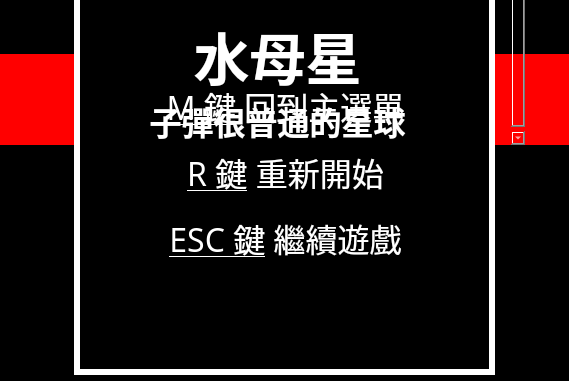
alvin5716/Shooting-Game-Space-Defender, file mainwindow.ui: the form before one commit; both pictures show x 184 to 753 and y 357 to 738 of the 1206 by 962 pixel window.
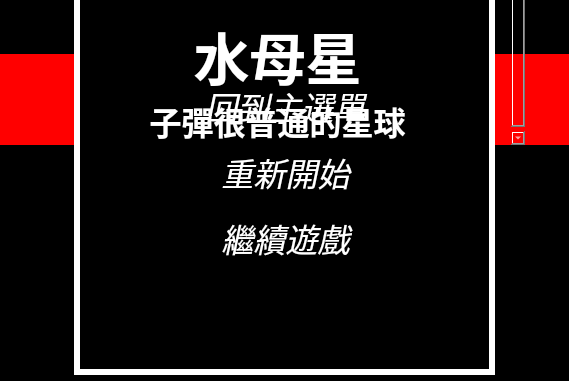
The form after the commit. The open tabs and pages were chosen to show the change. Icons and pictures are not drawn. Custom widgets are drawn as their Qt base class.

Commit message:
key control buttons
-keycontrolbutton has sounds now
-mark of keycontrol buttons flashes now
-mark of keycontrol buttons is static  member now
-debug: enemy4_pink doesn't have hit sound
-endlist buttons are able to controled by keys now

The edit to the form file:
```diff
--- a/mainwindow.ui
+++ b/mainwindow.ui
@@ -856,11 +856,89 @@
 p, li { white-space: pre-wrap; }
 &lt;/style&gt;&lt;/head&gt;&lt;body style=&quot; font-family:'Abyssinica SIL'; font-size:12pt; font-weight:600; font-style:normal;&quot;&gt;
 &lt;p align=&quot;center&quot; style=&quot; margin-top:0px; margin-bottom:0px; margin-left:0px; margin-right:0px; -qt-block-indent:0; text-indent:0px;&quot;&gt;&lt;span style=&quot; font-family:'微軟正黑體'; font-size:10pt; font-weight:400;&quot;&gt; &lt;/span&gt;&lt;/p&gt;
-&lt;p align=&quot;center&quot; style=&quot; margin-top:0px; margin-bottom:0px; margin-left:0px; margin-right:0px; -qt-block-indent:0; text-indent:0px;&quot;&gt;&lt;span style=&quot; font-family:'微軟正黑體'; font-size:24pt; font-weight:400; text-decoration: underline;&quot;&gt;M 鍵&lt;/span&gt;&lt;span style=&quot; font-family:'微軟正黑體'; font-size:24pt; font-weight:400;&quot;&gt; 回到主選單&lt;/span&gt;&lt;/p&gt;
-&lt;p align=&quot;center&quot; style=&quot; margin-top:0px; margin-bottom:0px; margin-left:0px; margin-right:0px; -qt-block-indent:0; text-indent:0px;&quot;&gt;&lt;span style=&quot; font-family:'微軟正黑體'; font-size:10pt; font-weight:400;&quot;&gt; &lt;/span&gt;&lt;/p&gt;
-&lt;p align=&quot;center&quot; style=&quot; margin-top:0px; margin-bottom:0px; margin-left:0px; margin-right:0px; -qt-block-indent:0; text-indent:0px;&quot;&gt;&lt;span style=&quot; font-family:'微軟正黑體'; font-size:24pt; font-weight:400; text-decoration: underline;&quot;&gt;R 鍵&lt;/span&gt;&lt;span style=&quot; font-family:'微軟正黑體'; font-size:24pt; font-weight:400;&quot;&gt; 重新開始&lt;/span&gt;&lt;/p&gt;
-&lt;p align=&quot;center&quot; style=&quot; margin-top:0px; margin-bottom:0px; margin-left:0px; margin-right:0px; -qt-block-indent:0; text-indent:0px;&quot;&gt;&lt;span style=&quot; font-family:'微軟正黑體'; font-size:10pt;&quot;&gt; &lt;/span&gt;&lt;/p&gt;
-&lt;p align=&quot;center&quot; style=&quot; margin-top:0px; margin-bottom:0px; margin-left:0px; margin-right:0px; -qt-block-indent:0; text-indent:0px;&quot;&gt;&lt;span style=&quot; font-family:'微軟正黑體'; font-size:24pt; font-weight:400; text-decoration: underline;&quot;&gt;ESC 鍵&lt;/span&gt;&lt;span style=&quot; font-family:'微軟正黑體'; font-size:24pt; font-weight:400;&quot;&gt; 繼續遊戲&lt;/span&gt;&lt;/p&gt;&lt;/body&gt;&lt;/html&gt;</string>
+&lt;p align=&quot;center&quot; style=&quot; margin-top:0px; margin-bottom:0px; margin-left:0px; margin-right:0px; -qt-block-indent:0; text-indent:0px;&quot;&gt;&lt;span style=&quot; font-family:'微軟正黑體'; font-size:24pt; font-weight:400; font-style:italic;&quot;&gt;回到主選單&lt;/span&gt;&lt;/p&gt;
+&lt;p align=&quot;center&quot; style=&quot; margin-top:0px; margin-bottom:0px; margin-left:0px; margin-right:0px; -qt-block-indent:0; text-indent:0px;&quot;&gt;&lt;span style=&quot; font-family:'微軟正黑體'; font-size:10pt; font-weight:400; font-style:italic;&quot;&gt; &lt;/span&gt;&lt;/p&gt;
+&lt;p align=&quot;center&quot; style=&quot; margin-top:0px; margin-bottom:0px; margin-left:0px; margin-right:0px; -qt-block-indent:0; text-indent:0px;&quot;&gt;&lt;span style=&quot; font-family:'微軟正黑體'; font-size:24pt; font-weight:400; font-style:italic;&quot;&gt;重新開始&lt;/span&gt;&lt;/p&gt;
+&lt;p align=&quot;center&quot; style=&quot; margin-top:0px; margin-bottom:0px; margin-left:0px; margin-right:0px; -qt-block-indent:0; text-indent:0px;&quot;&gt;&lt;span style=&quot; font-family:'微軟正黑體'; font-size:10pt; font-style:italic;&quot;&gt; &lt;/span&gt;&lt;/p&gt;
+&lt;p align=&quot;center&quot; style=&quot; margin-top:0px; margin-bottom:0px; margin-left:0px; margin-right:0px; -qt-block-indent:0; text-indent:0px;&quot;&gt;&lt;span style=&quot; font-family:'微軟正黑體'; font-size:24pt; font-weight:400; font-style:italic;&quot;&gt;繼續遊戲&lt;/span&gt;&lt;/p&gt;&lt;/body&gt;&lt;/html&gt;</string>
+          </property>
+         </widget>
+         <widget class="KeyControlButton" name="continueButton">
+          <property name="geometry">
+           <rect>
+            <x>120</x>
+            <y>360</y>
+            <width>171</width>
+            <height>51</height>
+           </rect>
+          </property>
+          <property name="font">
+           <font>
+            <family>Tw Cen MT</family>
+            <pointsize>48</pointsize>
+           </font>
+          </property>
+          <property name="cursor">
+           <cursorShape>PointingHandCursor</cursorShape>
+          </property>
+          <property name="styleSheet">
+           <string notr="true">border: 0;
+background-color: transparent;</string>
+          </property>
+          <property name="text">
+           <string/>
+          </property>
+         </widget>
+         <widget class="KeyControlButton" name="restartButton">
+          <property name="geometry">
+           <rect>
+            <x>120</x>
+            <y>290</y>
+            <width>171</width>
+            <height>51</height>
+           </rect>
+          </property>
+          <property name="font">
+           <font>
+            <family>Tw Cen MT</family>
+            <pointsize>48</pointsize>
+           </font>
+          </property>
+          <property name="cursor">
+           <cursorShape>PointingHandCursor</cursorShape>
+          </property>
+          <property name="styleSheet">
+           <string notr="true">border: 0;
+background-color: transparent;</string>
+          </property>
+          <property name="text">
+           <string/>
+          </property>
+         </widget>
+         <widget class="KeyControlButton" name="menuButton">
+          <property name="geometry">
+           <rect>
+            <x>100</x>
+            <y>220</y>
+            <width>210</width>
+            <height>51</height>
+           </rect>
+          </property>
+          <property name="font">
+           <font>
+            <family>Tw Cen MT</family>
+            <pointsize>48</pointsize>
+           </font>
+          </property>
+          <property name="cursor">
+           <cursorShape>PointingHandCursor</cursorShape>
+          </property>
+          <property name="styleSheet">
+           <string notr="true">border: 0;
+background-color: transparent;</string>
+          </property>
+          <property name="text">
+           <string/>
           </property>
          </widget>
         </widget>
```
Left out of the diff: 128 changed lines with no effect on the pictures. The commit also changes 12 other files.
